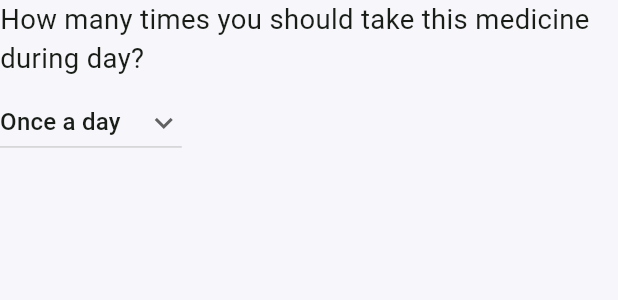
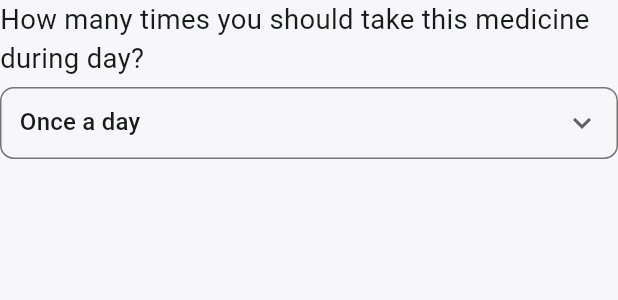
Before and after one commit to sandesh-z/medicine_tracker, a Flutter app: the CustomDropdown widget shown alone on an empty page, opened directly, on a phone screen of 412 x 824 dp. Shown: the top 300 px of the screen. Run offline on Flutter 3.47's test engine with Material 3 defaults, Android fonts, the phone set to English and light mode, and no system bars; our stand-ins replace bloc, convex_bottom_bar, flutter_bloc, flutter_screenutil, freezed_annotation, get_it and 3 more; accounts and stored records are empty; generated files the repository leaves out were written again.

Commit message:
code optimization and refactor

```diff
--- /dev/null
+++ b/lib/features/add_medicine/domain/enitities/medicine_details.dart
@@ -0,0 +1 @@
+class MedicineDetails {}
--- a/lib/ui/routes/routes.dart
+++ b/lib/ui/routes/routes.dart
@@ -1,6 +1,6 @@
 import 'package:flutter/material.dart';
 import 'package:go_router/go_router.dart';
-import 'package:medicine_tracker/home_page.dart';
+import 'package:medicine_tracker/ui/pages/home/home_page.dart';
 import 'package:medicine_tracker/ui/pages/add_medicine_page.dart';
 
 final GoRouter router = GoRouter(
--- a/lib/ui/widgets/custom_dropdown.dart
+++ b/lib/ui/widgets/custom_dropdown.dart
@@ -4,7 +4,12 @@ import 'package:flutter_screenutil/flutter_screenutil.dart';
 class CustomDropdown extends StatefulWidget {
   final String title;
   final List<String> itmes;
-  const CustomDropdown({super.key, required this.title, required this.itmes});
+  final void Function(String?) callback;
+  const CustomDropdown(
+      {super.key,
+      required this.title,
+      required this.itmes,
+      required this.callback});
 
   @override
   State<CustomDropdown> createState() => _CustomDropdownState();
@@ -25,19 +30,35 @@ class _CustomDropdownState extends State<CustomDropdown> {
         SizedBox(
           height: 5.h,
         ),
-        DropdownButton(
+        DropdownButtonFormField(
+          isExpanded: true,
+          isDense: true,
           value: dropdownvalue,
+          elevation: 16,
+          focusColor: Colors.green,
+          decoration: InputDecoration(
+              border: OutlineInputBorder(
+                borderRadius: BorderRadius.circular(8.r),
+              ),
+              focusColor: Colors.green.shade200,
+              contentPadding: EdgeInsets.all(8.r)),
           icon: const Icon(Icons.keyboard_arrow_down),
+          borderRadius: BorderRadius.circular(8.r),
           items: widget.itmes.map((String items) {
             return DropdownMenuItem(
               value: items,
-              child: Text(items),
+              child: Row(
+                children: [
+                  Text(items),
+                ],
+              ),
             );
           }).toList(),
           onChanged: (String? newValue) {
             setState(() {
               dropdownvalue = newValue!;
             });
+            widget.callback(dropdownvalue);
           },
         ),
       ],
```
Also changed, not shown: lib/ui/pages/add_medicine_page.dart (+45 -13 lines), lib/ui/widgets/text_field_with_title.dart (+5 -5 lines), lib/ui/widgets/time_table_widget.dart (+14 -17 lines).
